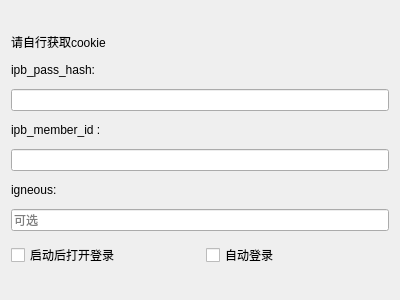
Before: the Qt Designer form ui/component/ui_login_widget.ui in tonquer/ehentai-qt, drawn with Qt 5.
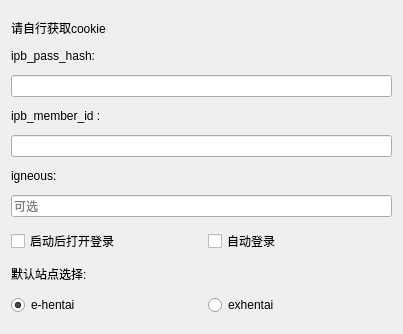
After: the same form once the commit is applied.

Commit message: 新增自定义Hosts，新增默认站点选择

The edit to the form file:
```diff
--- a/ui/component/ui_login_widget.ui
+++ b/ui/component/ui_login_widget.ui
@@ -6,8 +6,8 @@
    <rect>
     <x>0</x>
     <y>0</y>
-    <width>400</width>
-    <height>300</height>
+    <width>403</width>
+    <height>334</height>
    </rect>
   </property>
   <property name="windowTitle">
@@ -96,6 +96,40 @@
      </item>
     </layout>
    </item>
+   <item>
+    <widget class="QLabel" name="label_3">
+     <property name="text">
+      <string>默认站点选择:</string>
+     </property>
+    </widget>
+   </item>
+   <item>
+    <layout class="QHBoxLayout" name="horizontalLayout_2">
+     <item>
+      <widget class="QRadioButton" name="eRadio">
+       <property name="text">
+        <string>e-hentai</string>
+       </property>
+       <property name="checked">
+        <bool>true</bool>
+       </property>
+       <attribute name="buttonGroup">
+        <string notr="true">buttonGroup</string>
+       </attribute>
+      </widget>
+     </item>
+     <item>
+      <widget class="QRadioButton" name="exRadio">
+       <property name="text">
+        <string>exhentai</string>
+       </property>
+       <attribute name="buttonGroup">
+        <string notr="true">buttonGroup</string>
+       </attribute>
+      </widget>
+     </item>
+    </layout>
+   </item>
    <item>
     <spacer name="verticalSpacer_2">
      <property name="orientation">
```
Left out of the diff: 3 changed lines with no effect on the pictures. The commit also changes 35 other files.
